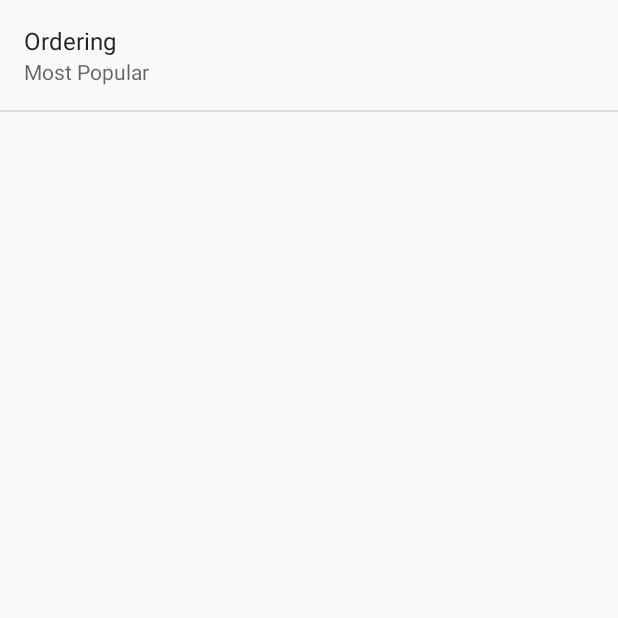
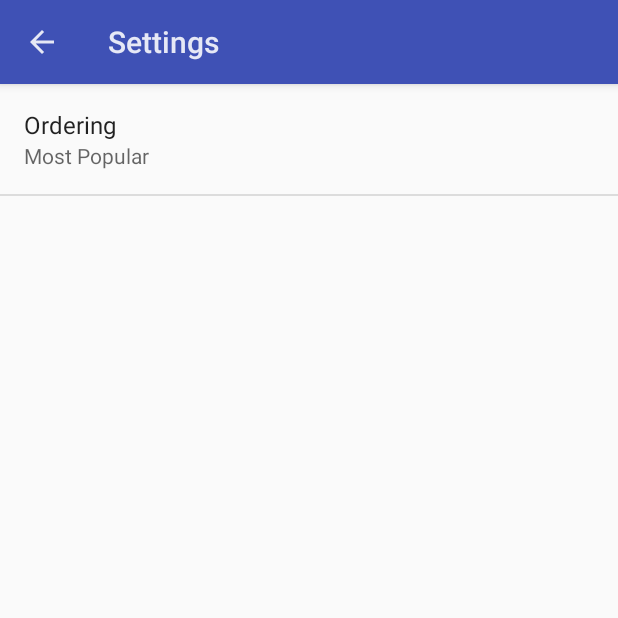
Before and after one commit to rafaelanastacioalves/popular-movies, an Android app: the screen it shows after launch (SettingsActivity), in the options menu, after a tap on "Settings", on a phone screen of 412 x 824 dp, the top half of it. Run offline under Robolectric (Android 15) with nearby library versions, the light colour scheme and no system bars; our stand-ins replace Picasso; libraries missing offline, so code that uses them is left out: net.simonvt.schematic; pictures from the network do not load; 1 statement that could not run was skipped.

Commit message:
add action bar for settings activity

```diff
--- a/app/src/main/AndroidManifest.xml
+++ b/app/src/main/AndroidManifest.xml
@@ -32,6 +32,7 @@
         <activity
             android:name=".SettingsActivity"
             android:label="@string/title_activity_settings"
+            android:theme="@style/SettingsTheme"
             android:parentActivityName=".MainActivity">
             <meta-data
                 android:name="android.support.PARENT_ACTIVITY"
--- a/app/src/main/java/com/example/rafaelanastacioalves/popularmovies/constants/Constants.java
+++ b/app/src/main/java/com/example/rafaelanastacioalves/popularmovies/constants/Constants.java
@@ -15,4 +15,5 @@ public class Constants {
     public static final int MOVIES_LOADER = 0;
 
 
+    public static  String MOVIE_LIST_POSITION;
 }
--- /dev/null
+++ b/app/src/main/res/values-v14/styles.xml
@@ -0,0 +1,13 @@
+<?xml version="1.0" encoding="utf-8"?>
+<resources>
+    <!-- Settings activity theme. -->
+    <style name="SettingsTheme" parent="@android:style/Theme.Holo.Light.DarkActionBar">
+        <item name="android:actionBarStyle">@style/ActionBar.V14.Sunshine.NoTitle</item>
+    </style>
+
+    <!-- Settings activity action bar styles -->
+    <style name="ActionBar.V14.Sunshine.NoTitle" parent="@android:style/Widget.Holo.Light.ActionBar.Solid.Inverse">
+        <item name="android:background">@color/colorPrimary</item>
+        <item name="android:height">56dp</item>
+    </style>
+</resources>
--- a/app/src/main/res/values-v21/styles.xml
+++ b/app/src/main/res/values-v21/styles.xml
@@ -6,4 +6,11 @@
         <item name="android:windowDrawsSystemBarBackgrounds">true</item>
         <item name="android:statusBarColor">@android:color/transparent</item>
     </style>
+
+    <!-- Settings activity theme. -->
+    <style name="SettingsTheme" parent="@android:style/Theme.Material.Light.DarkActionBar">
+        <item name="android:colorPrimary">@color/colorPrimary</item>
+        <item name="android:colorPrimaryDark">@color/colorPrimaryDark</item>
+    </style>
+
 </resources>
--- a/app/src/main/res/values/styles.xml
+++ b/app/src/main/res/values/styles.xml
@@ -13,6 +13,11 @@
         <item name="windowNoTitle">true</item>
     </style>
 
+    <style name="SettingsTheme" parent="AppTheme">
+        <item name="actionBarStyle">@style/Widget.AppCompat.ActionBar</item>
+    </style>
+
+
     <style name="AppTheme.AppBarOverlay" parent="ThemeOverlay.AppCompat.Dark.ActionBar" />
 
     <style name="AppTheme.PopupOverlay" parent="ThemeOverlay.AppCompat.Light" />
```
